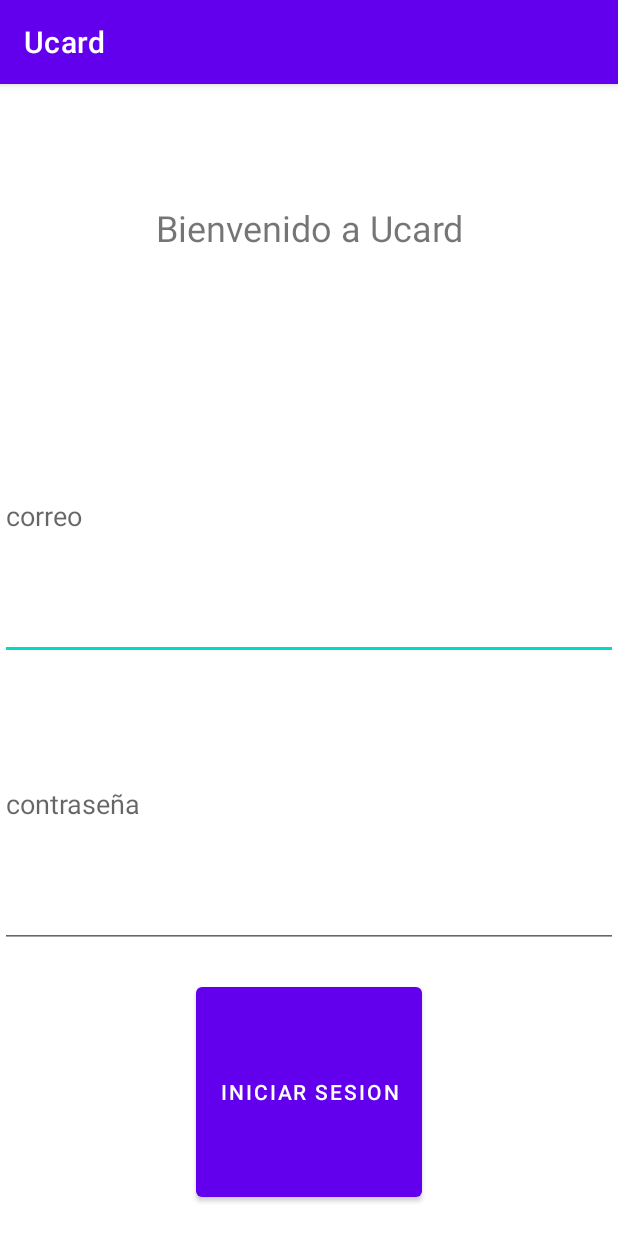
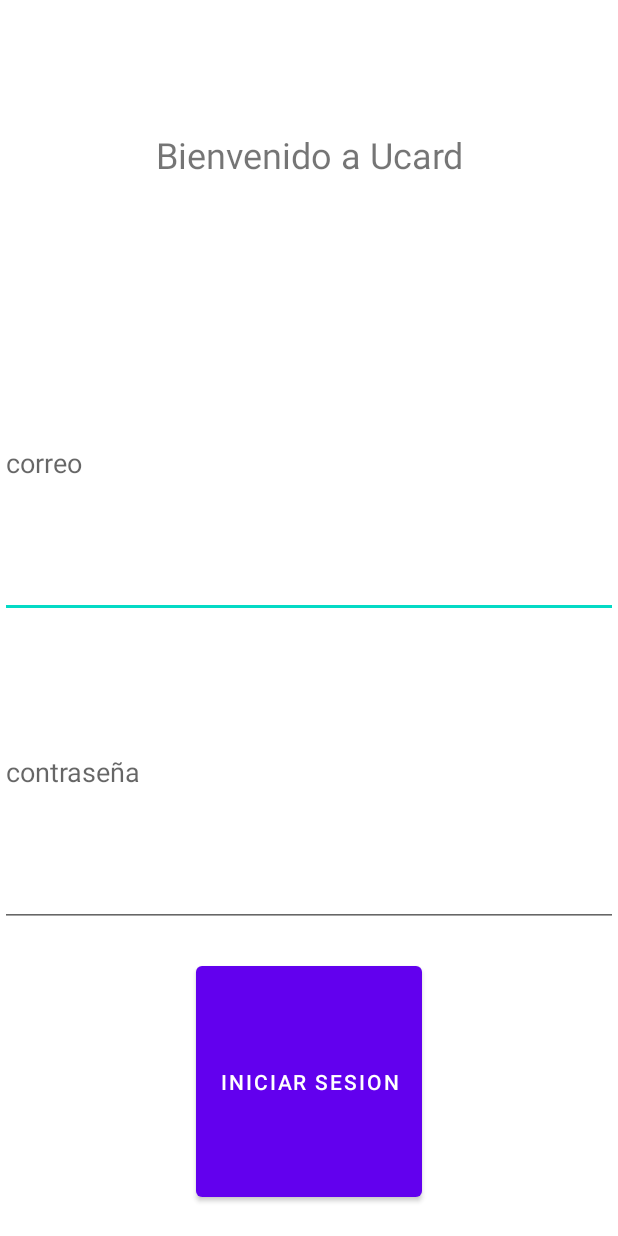
Before and after one commit to weysaw/Ucard, an Android app: the screen it shows after launch (MainActivity), on a phone screen of 412 x 824 dp. Run offline under Robolectric (Android 15) with nearby library versions, the phone set to English and light mode, and no system bars.

Commit message:
Se remueve el action bar

```diff
--- a/app/src/main/res/values-night/themes.xml
+++ b/app/src/main/res/values-night/themes.xml
@@ -1,6 +1,6 @@
 <resources xmlns:tools="http://schemas.android.com/tools">
     <!-- Base application theme. -->
-    <style name="Theme.Ucard" parent="Theme.MaterialComponents.DayNight.DarkActionBar">
+    <style name="Theme.Ucard" parent="Theme.MaterialComponents.DayNight.NoActionBar">
         <!-- Primary brand color. -->
         <item name="colorPrimary">@color/purple_200</item>
         <item name="colorPrimaryVariant">@color/purple_700</item>
--- a/app/src/main/res/values/themes.xml
+++ b/app/src/main/res/values/themes.xml
@@ -1,6 +1,6 @@
 <resources xmlns:tools="http://schemas.android.com/tools">
     <!-- Base application theme. -->
-    <style name="Theme.Ucard" parent="Theme.MaterialComponents.DayNight.DarkActionBar">
+    <style name="Theme.Ucard" parent="Theme.MaterialComponents.DayNight.NoActionBar">
         <!-- Primary brand color. -->
         <item name="colorPrimary">@color/purple_500</item>
         <item name="colorPrimaryVariant">@color/purple_700</item>
```
